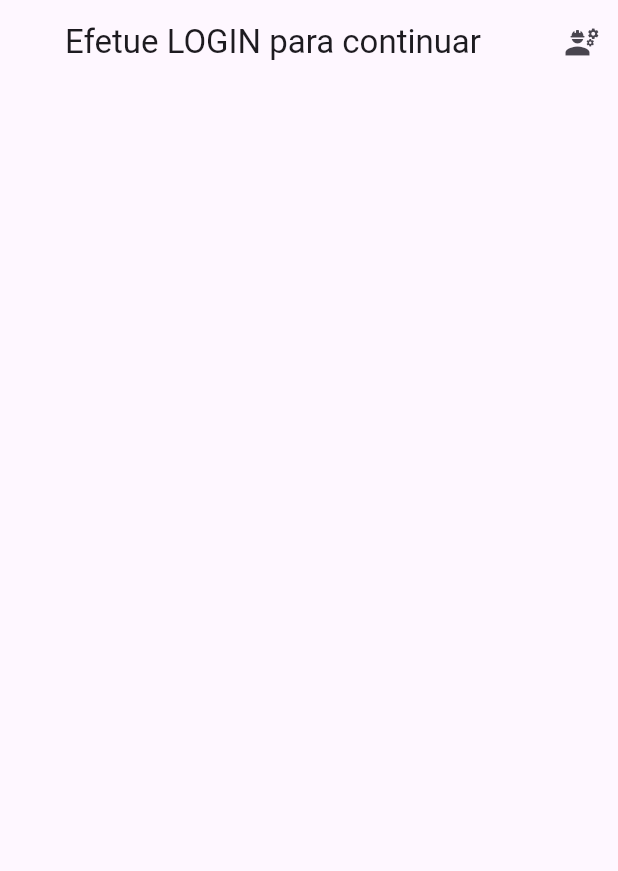
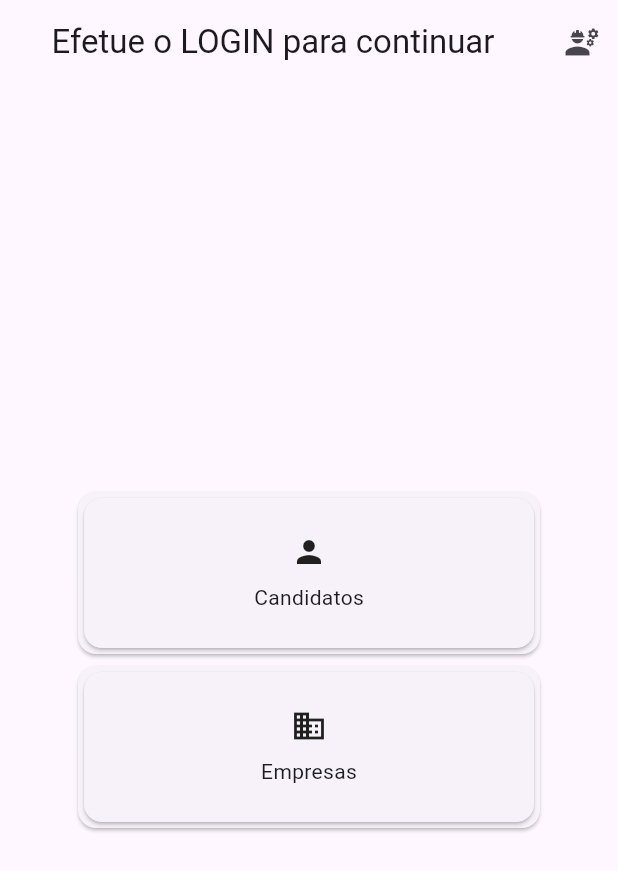
Before and after one commit to lucasjseixas/projdesenvmob, a Flutter app: the screen it shows after launch, on a phone screen of 412 x 824 dp. Shown: the top 871 px of the screen. Run offline on Flutter 3.47's test engine with Material 3 defaults, Android fonts, the light colour scheme and no system bars.

Commit message:
cards ok

```diff
--- a/lib/main.dart
+++ b/lib/main.dart
@@ -24,7 +24,7 @@ class LoginPage extends StatelessWidget {
     return Scaffold(
       appBar: AppBar(
         title: const Center(
-          child: Text('Efetue LOGIN para continuar'),
+          child: Text('Efetue o LOGIN para continuar'),
         ),
         actions: <Widget>[
           IconButton(
@@ -34,17 +34,60 @@ class LoginPage extends StatelessWidget {
           ),
         ],
       ),
+      body: const CardInicial(),
     );
   }
 }
 
-class cardInicial extends StatelessWidget {
-  const cardInicial({super.key});
+class CardInicial extends StatelessWidget {
+  const CardInicial({super.key});
 
   @override
   Widget build(BuildContext context) {
-    return const Scaffold(
-
+    return const Center(
+      child: Column(
+        mainAxisAlignment: MainAxisAlignment.center,
+        children: <Widget>[
+          Card(
+            child: _SampleCard(cardName: 'Candidatos', icon: Icons.person),
+          ),
+          Card(
+            child:
+                _SampleCard(cardName: 'Empresas', icon: Icons.business_sharp),
+          ),
+        ],
+      ),
     );
   }
 }
+
+class _SampleCard extends StatelessWidget {
+  const _SampleCard({required this.cardName, required this.icon});
+  final String cardName;
+  final IconData icon;
+
+  @override
+  Widget build(BuildContext context) {
+    return Card(
+      clipBehavior: Clip.hardEdge,
+      child: InkWell(
+        splashColor: const Color.fromARGB(255, 166, 33, 243).withAlpha(30),
+        onTap: () {},
+        child: SizedBox(
+          width: 300,
+          height: 100,
+          child: Center(
+            child: Column(
+              mainAxisAlignment: MainAxisAlignment.center,
+              children: [
+                Icon(icon),
+                const SizedBox(height: 8),
+                Text(cardName),
+              ],
+            ),
+          ),
+        ),
+      ),
+    );
+  }
+}
```
